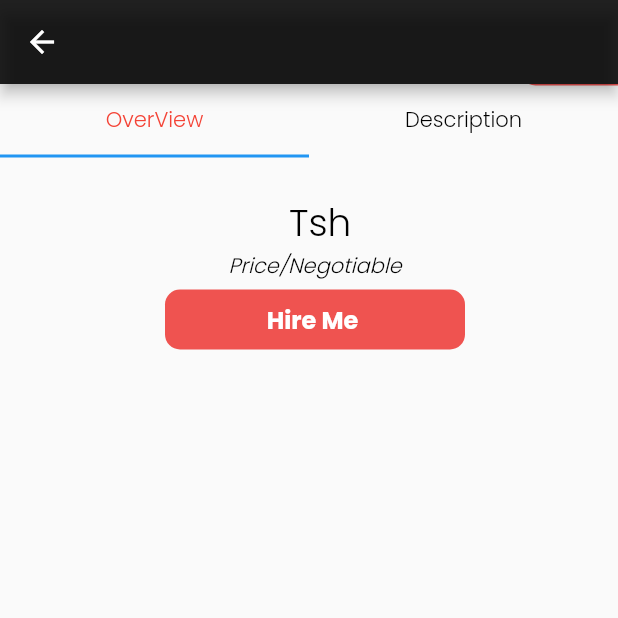
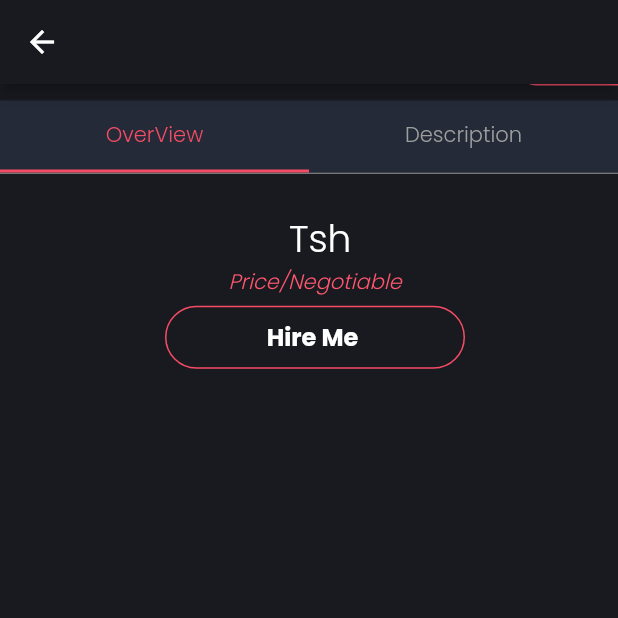
Before and after one commit to nevilly/sherekoo, a Flutter app: the BsnDetails screen opened directly with empty values, on a phone screen of 412 x 824 dp, the top half of it. Run offline on Flutter 3.47's test engine with Material 2 defaults, Android fonts, the phone set to English and light mode, and no system bars; our stand-ins replace curved_navigation_bar, image_cropper, image_picker, share_plus, shared_preferences, video_player and 1 more; missing offline and left inert: image_watermark; accounts and stored records are empty; network calls fail.

Commit message:
detailPage:layout Change

```diff
--- a/lib/screens/chats.dart
+++ b/lib/screens/chats.dart
@@ -240,7 +240,9 @@ class _PostChatsState extends State<PostChats> {
                                                   chat: chats[index],
                                                 )));
                                   },
-                                  child: Padding(
+                                  child:
+
+                                  Padding(
                                     padding: const EdgeInsets.only(right: 8.0),
                                     child: Container(
                                         decoration: BoxDecoration(
@@ -255,6 +257,7 @@ class _PostChatsState extends State<PostChats> {
                                           color: OColors.fontColor,
                                         )),
                                   ),
+
                                 ),
                               ],
                             ),
--- a/lib/screens/detailScreen/DetailPage.dart
+++ b/lib/screens/detailScreen/DetailPage.dart
@@ -150,22 +150,41 @@ class _BsnDetailsState extends State<BsnDetails> {
     GetAll(id: data.bId, status: 0, payload: [])
         .get(token, urlGetBsnToCrmnServices)
         .then((value) {
+      if (value.status == 200) {
         setState(() {
           service = value.payload
               .map<ServicesModel>((e) => ServicesModel.fromJson(e))
               .toList();
         });
+      }
     });
   }
+
+  TabBar get _tabBar => TabBar(
+          labelColor: OColors.primary,
+          unselectedLabelColor: Colors.grey,
+          indicatorColor: OColors.primary,
+          indicatorWeight: 2,
+          tabs: const [
+            Tab(
+              text: 'OverView',
+            ),
+            Tab(
+              text: 'Description',
+            )
+          ]);
 
   @override
   Widget build(BuildContext context) {
     return DefaultTabController(
         length: 2,
         child: Scaffold(
+          backgroundColor: OColors.secondary,
           appBar: AppBar(
-            backgroundColor:  OColors.appBarColor,
-            title: Text(data.companyName),
+            backgroundColor: OColors.secondary,
+            title: data.companyName.length >= 4
+                ? Text('${data.companyName.substring(0, 4)}..')
+                : Text(data.companyName),
             centerTitle: true,
           ),
           body: Column(
@@ -175,18 +194,22 @@ class _BsnDetailsState extends State<BsnDetails> {
               BusnessProfile(data: data, widget: widget),
 
               //Tabs
-              const TabBar(
-                  labelColor: Colors.red,
-                  unselectedLabelColor: Colors.black,
-                  labelStyle: TextStyle(fontWeight: FontWeight.w500),
-                  tabs: [
-                    Tab(
-                      text: 'OverView',
+              const SizedBox(
+                height: 10,
               ),
-                    Tab(
-                      text: 'Description',
-                    )
-                  ]),
+
+              PreferredSize(
+                preferredSize: _tabBar.preferredSize,
+                child: Container(
+                  decoration: const BoxDecoration(
+                      border: Border(
+                          bottom: BorderSide(color: Colors.grey, width: 0.8))),
+                  child: ColoredBox(
+                    color: OColors.darGrey,
+                    child: _tabBar,
+                  ),
+                ),
+              ),
 
               //Tabs Views
               Expanded(
@@ -217,6 +240,9 @@ class _BsnDetailsState extends State<BsnDetails> {
                           ceremony: ceremony,
                           data: data,
                         ),
+                          const SizedBox(
+                          height: 20.0,
+                        )
                       ],
                     ),
                   ),
@@ -238,16 +264,18 @@ class _BsnDetailsState extends State<BsnDetails> {
         children: [
           Text(
             '${data.price} Tsh',
-            style: const TextStyle(
-                fontSize: 25, fontWeight: FontWeight.w500, color: Colors.black),
+            style: TextStyle(
+                fontSize: 25,
+                fontWeight: FontWeight.w500,
+                color: OColors.fontColor),
           ),
-          const Text(
+          Text(
             'Price/Negotiable',
             style: TextStyle(
                 fontSize: 14,
                 fontWeight: FontWeight.w200,
                 fontStyle: FontStyle.italic,
-                color: Colors.black),
+                color: OColors.primary2),
           ),
           const SizedBox(height: 5),
 
@@ -266,21 +294,21 @@ class _BsnDetailsState extends State<BsnDetails> {
               width: 200,
               padding: const EdgeInsets.all(8.0),
               decoration: BoxDecoration(
-                color: Colors.red.shade400,
-                borderRadius: const BorderRadius.all(Radius.circular(10)),
+                // color: OColors.primary,
+                border: Border.all(color: OColors.primary, width: 1),
+                borderRadius: const BorderRadius.all(Radius.circular(30)),
               ),
-              child: const Center(
+              child: Center(
                 child: Text(
                   "Hire Me ",
                   style: TextStyle(
                       fontWeight: FontWeight.bold,
                       fontSize: 16,
-                      color: Colors.white),
+                      color: OColors.fontColor),
                 ),
               ),
             ),
           )
-
         ],
       ),
     );
--- a/lib/widgets/detailsWidg/BsnProfile.dart
+++ b/lib/widgets/detailsWidg/BsnProfile.dart
@@ -3,6 +3,7 @@ import 'package:flutter/material.dart';
 import '../../model/busness/busnessModel.dart';
 import '../../screens/detailScreen/DetailPage.dart';
 import '../../screens/subscriptionScreen/hiringPage.dart';
+import '../../util/colors.dart';
 import '../../util/util.dart';
 
 class BusnessProfile extends StatelessWidget {
@@ -41,8 +42,8 @@ class BusnessProfile extends StatelessWidget {
                 Container(
                   decoration: const BoxDecoration(
                     color: Colors.black54,
-                    borderRadius: BorderRadius.only(
-                        topRight: Radius.circular(10)),
+                    borderRadius:
+                        BorderRadius.only(topRight: Radius.circular(10)),
                   ),
                   padding: const EdgeInsets.only(left: 10),
                   child: Padding(
@@ -52,10 +53,13 @@ class BusnessProfile extends StatelessWidget {
                         text: TextSpan(children: [
                       TextSpan(
                           text: '${data.busnessType}: ',
-                          style: const TextStyle(
+                          style: TextStyle(
+                              color: OColors.fontColor,
                               fontSize: 16,
                               fontWeight: FontWeight.bold)),
-                      TextSpan(text: data.knownAs),
+                      TextSpan(
+                          text: data.knownAs,
+                          style: TextStyle(color: OColors.fontColor)),
                     ])),
                   ),
                 ),
@@ -74,19 +78,19 @@ class BusnessProfile extends StatelessWidget {
                     width: 65,
                     padding: const EdgeInsets.all(8.0),
                     decoration: BoxDecoration(
-                      color: Colors.red.shade400,
+                      color: OColors.primary,
                       borderRadius: const BorderRadius.only(
                         topLeft: Radius.circular(10),
                         bottomLeft: Radius.circular(10),
                       ),
                     ),
-                    child: const Center(
+                    child: Center(
                       child: Text(
                         "Hire",
                         style: TextStyle(
                             fontWeight: FontWeight.bold,
                             fontSize: 14,
-                            color: Colors.white),
+                            color: OColors.fontColor),
                       ),
                     ),
                   ),
```
Also changed, not shown: lib/widgets/detailsWidg/busnessList.dart (+35 -26 lines), lib/widgets/detailsWidg/ceremonyList.dart (+29 -12 lines). Lines whose indentation alone changed are shown as unchanged.
